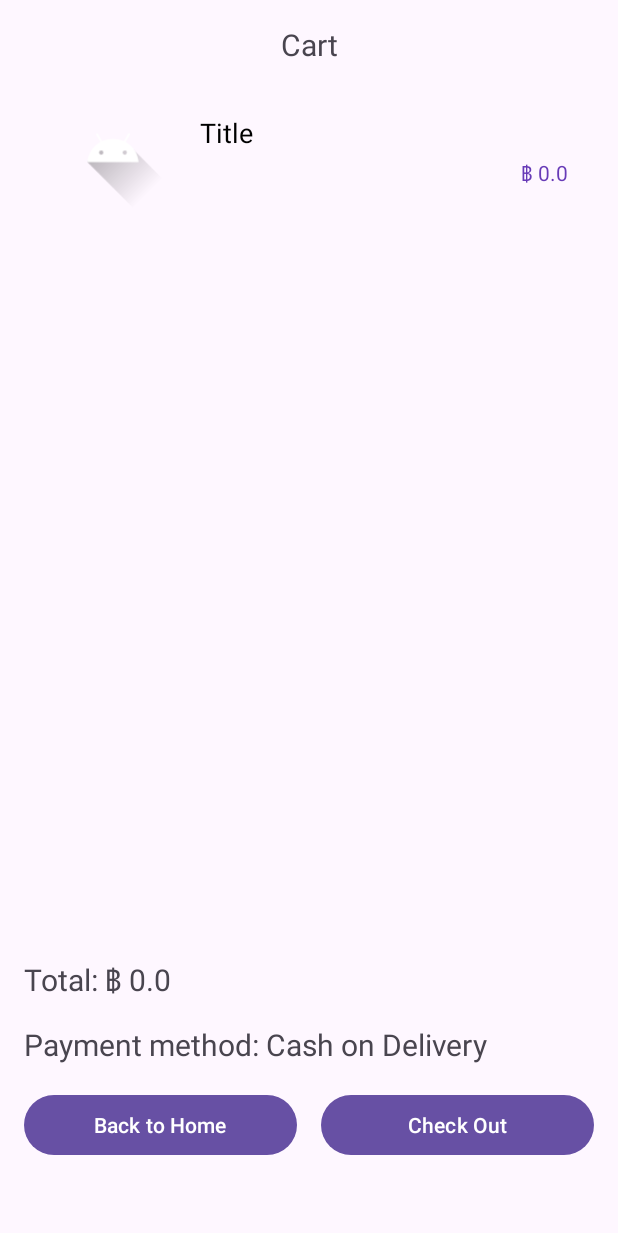
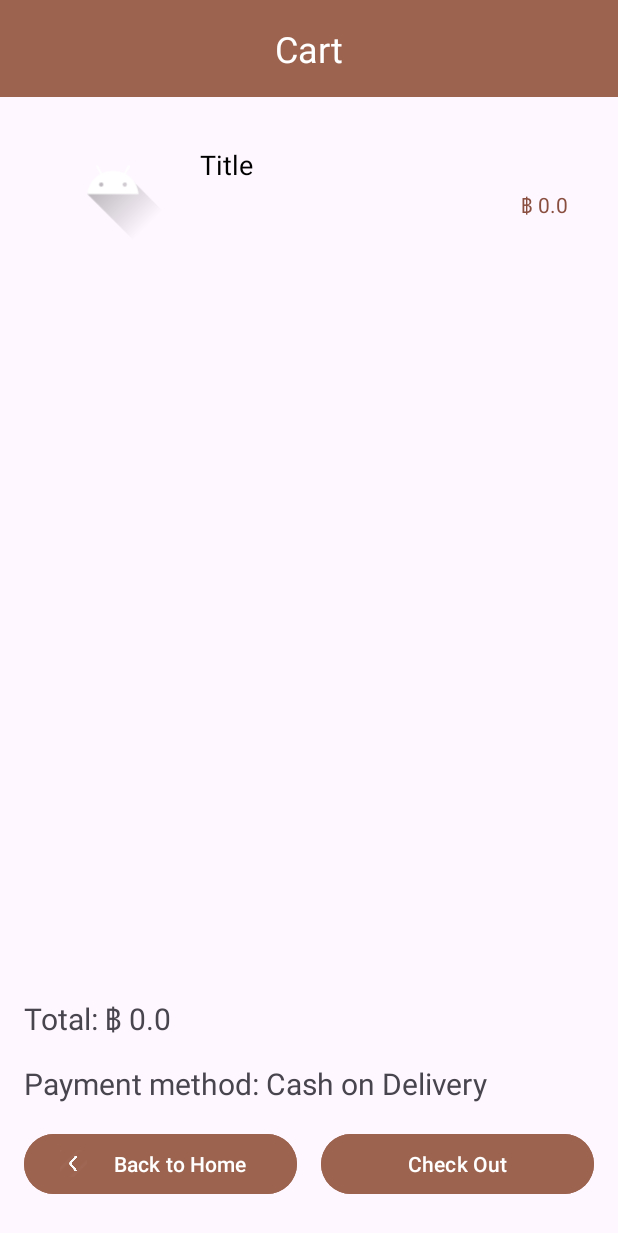
Before and after one commit to pongfei/ShopMaiNew, an Android app: the OrderActivity screen opened directly, with no data from a screen before it, on a phone screen of 412 x 824 dp. Shown: the top 1233 px of the screen. Run offline under Robolectric (Android 15) with nearby library versions, the phone set to English and light mode, and no system bars.

Commit message:
change color

```diff
--- a/app/src/main/java/com/egci428/shopmai/ItemDetail.kt
+++ b/app/src/main/java/com/egci428/shopmai/ItemDetail.kt
@@ -95,8 +95,7 @@ class ItemDetail : AppCompatActivity() {
     }
 
     fun back(){
-        intent = Intent(this, MainActivity::class.java)
-        startActivity(intent)
+        finish()
     }
 
     private fun save(line: String) {
--- a/app/src/main/java/com/egci428/shopmai/OrderActivity.kt
+++ b/app/src/main/java/com/egci428/shopmai/OrderActivity.kt
@@ -65,6 +65,10 @@ class OrderActivity :  AppCompatActivity(), OrderAdapter.OnItemClickListener, Se
             startActivity(intent)
         }
         checkBtn.setOnClickListener() {
+            if (orderList.isEmpty()) {
+                Toast.makeText(this, "Cart is empty!", Toast.LENGTH_SHORT).show()
+                return@setOnClickListener
+            }
             Toast.makeText(this, "Order submitted!", Toast.LENGTH_SHORT).show()
             emptyCart()
             val intent = Intent(this, ReviewActivity::class.java)
--- a/app/src/main/res/layout/activity_cart.xml
+++ b/app/src/main/res/layout/activity_cart.xml
@@ -5,6 +5,19 @@
     android:id="@+id/main"
     android:layout_width="match_parent"
     android:layout_height="match_parent">
+
+    <FrameLayout
+        android:id="@+id/frameLayout"
+        android:layout_width="0dp"
+        android:layout_height="0dp"
+        android:layout_marginBottom="-16dp"
+        android:background="#9C634F"
+        app:layout_constraintBottom_toBottomOf="@+id/header"
+        app:layout_constraintEnd_toEndOf="parent"
+        app:layout_constraintStart_toStartOf="parent"
+        app:layout_constraintTop_toTopOf="parent">
+
+    </FrameLayout>
 
     <TextView
         android:id="@+id/header"
@@ -14,7 +27,8 @@
         android:layout_marginTop="16dp"
         android:layout_marginEnd="16dp"
         android:text="Cart"
-        android:textSize="20sp"
+        android:textColor="#FFFFFF"
+        android:textSize="24sp"
         app:layout_constraintEnd_toEndOf="parent"
         app:layout_constraintStart_toStartOf="parent"
         app:layout_constraintTop_toTopOf="parent" />
@@ -30,7 +44,7 @@
         app:layout_constraintBottom_toTopOf="@+id/totalTextView"
         app:layout_constraintEnd_toEndOf="parent"
         app:layout_constraintStart_toStartOf="parent"
-        app:layout_constraintTop_toBottomOf="@+id/header" />
+        app:layout_constraintTop_toBottomOf="@+id/frameLayout" />
 
     <Button
         android:id="@+id/checkBtn"
@@ -38,7 +52,8 @@
         android:layout_height="wrap_content"
         android:layout_marginStart="8dp"
         android:layout_marginEnd="16dp"
-        android:layout_marginBottom="50dp"
+        android:layout_marginBottom="24dp"
+        android:backgroundTint="#9c634f"
         android:text="Check Out"
         app:layout_constraintBottom_toBottomOf="parent"
         app:layout_constraintEnd_toEndOf="parent"
@@ -78,8 +93,11 @@
         android:layout_height="wrap_content"
         android:layout_marginStart="16dp"
         android:layout_marginEnd="8dp"
-        android:layout_marginBottom="50dp"
+        android:layout_marginBottom="24dp"
+        android:backgroundTint="#9c634f"
         android:text="Back to Home"
+        app:icon="@drawable/back_icon"
+        app:iconTint="#FAFAFA"
         app:layout_constraintBottom_toBottomOf="parent"
         app:layout_constraintEnd_toStartOf="@+id/checkBtn"
         app:layout_constraintStart_toStartOf="parent" />
--- a/app/src/main/res/layout/cart_row.xml
+++ b/app/src/main/res/layout/cart_row.xml
@@ -2,7 +2,6 @@
 <LinearLayout xmlns:android="http://schemas.android.com/apk/res/android"
     android:layout_width="match_parent"
     android:layout_height="wrap_content"
-    android:background="#00FFFFFF"
     android:gravity="center_vertical"
     android:orientation="horizontal"
     android:padding="1dp">
@@ -52,7 +51,7 @@
             android:gravity="right"
             android:paddingEnd="16dp"
             android:text="Price"
-            android:textColor="#673AB7"
+            android:textColor="#894e3f"
             android:textSize="14sp" />
 
     </LinearLayout>
--- a/app/src/main/res/layout/review_input.xml
+++ b/app/src/main/res/layout/review_input.xml
@@ -44,7 +44,7 @@
         android:layout_marginEnd="16dp"
         android:text="item Title"
         android:textAlignment="center"
-        android:textColor="#673AB7"
+        android:textColor="#894e3f"
         android:textSize="20sp"
         app:layout_constraintEnd_toEndOf="parent"
         app:layout_constraintStart_toStartOf="parent"
@@ -87,6 +87,7 @@
         android:layout_marginStart="32dp"
         android:layout_marginEnd="32dp"
         android:layout_marginBottom="32dp"
+        android:backgroundTint="#9c634f"
         android:text="Submit"
         app:layout_constraintBottom_toBottomOf="parent"
         app:layout_constraintEnd_toEndOf="parent"
@@ -113,6 +114,7 @@
         android:layout_marginStart="32dp"
         android:layout_marginEnd="32dp"
         android:layout_marginBottom="16dp"
+        android:backgroundTint="#9c634f"
         android:onClick="takePhoto"
         android:text="Take a Photo"
         app:layout_constraintBottom_toTopOf="@+id/reviewImage"
--- a/app/src/main/res/layout/row.xml
+++ b/app/src/main/res/layout/row.xml
@@ -52,7 +52,7 @@
             android:gravity="start"
             android:paddingEnd="16dp"
             android:text="Price"
-            android:textColor="#673AB7"
+            android:textColor="#894e3f"
             android:textSize="20sp" />
 
     </LinearLayout>
--- a/app/src/main/res/layout/row_review.xml
+++ b/app/src/main/res/layout/row_review.xml
@@ -25,7 +25,7 @@
         android:layout_height="wrap_content"
         android:paddingBottom="8dp"
         android:text="Date"
-        android:textColor="@android:color/darker_gray"
+        android:textColor="#894e3f"
         android:textSize="12sp" />
 
     <!-- Review Text -->
```
Also changed, not shown: app/src/main/res/layout/activity_detail.xml (+39 -16 lines), app/src/main/res/layout/activity_main.xml (+4 -3 lines).
